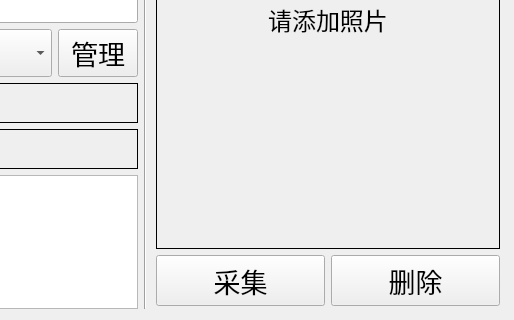
The window that tx2_iris/detailpersoninfo.ui (iuytr09/tx2_iris) describes before a commit, drawn with Qt 5; both pictures show x 286 to 800 and y 280 to 600 of the 800 by 600 pixel window.
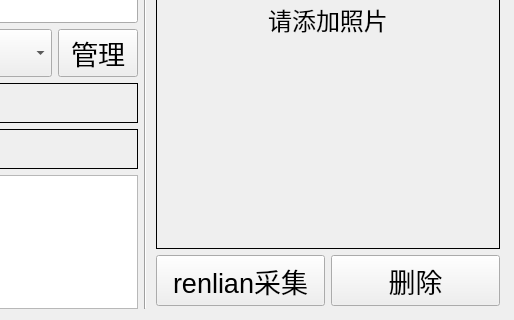
The same window after the commit. Icons and pictures are not drawn.

The edit to the form file:
```diff
--- a/tx2_iris/detailpersoninfo.ui
+++ b/tx2_iris/detailpersoninfo.ui
@@ -568,7 +568,7 @@
         </font>
        </property>
        <property name="text">
-        <string>采集</string>
+        <string>renlian采集</string>
        </property>
        <property name="icon">
         <iconset>
```
